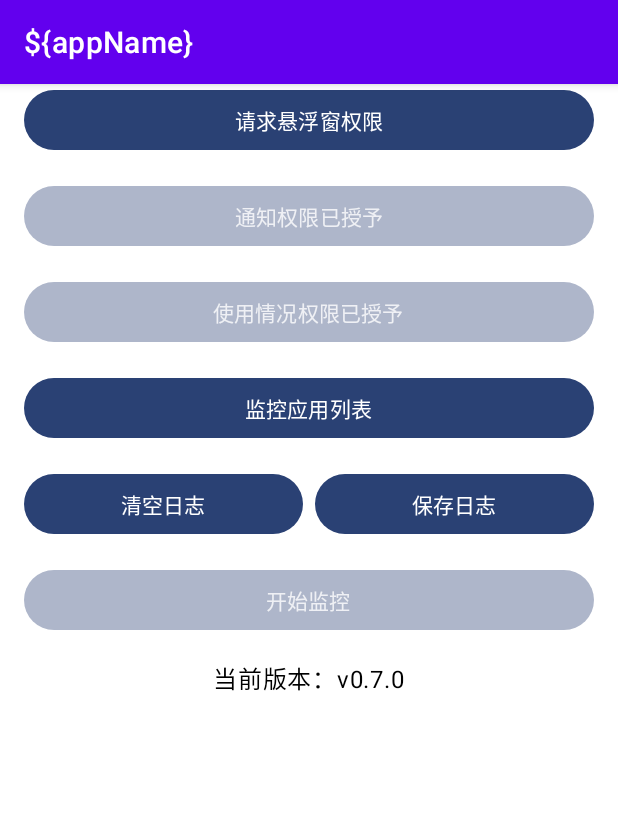
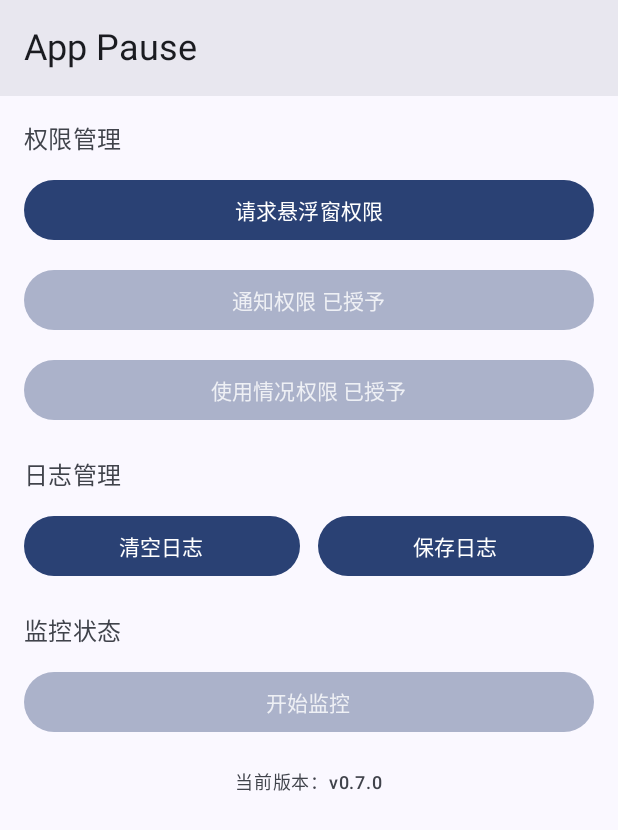
Before and after one commit to huojieren/AppPause, an Android app built with Jetpack Compose: the screen it shows after launch (MainActivity), after a tap on "请求悬浮窗权限", on a phone screen of 412 x 824 dp. Shown: the top 830 px of the screen. Run offline under Robolectric (Android 15) with nearby library versions, the phone set to English and light mode, and no system bars; libraries missing offline, so code that uses them is left out: com.github.promeg.pinyinhelper, com.github.promeg.tinypinyin; 1 statement that could not run was skipped.

Commit message:
refactor(ui): 重构主界面并优化权限管理
- 重构 MainActivity，使用 Compose 实现新的 UI 结构
- 新增 AppState 类统一管理应用状态
- 优化 PermissionManager，采用单例模式初始化
- 重构 MonitorControlButton 和 PermissionButton 组件
- 更新主题样式，移除 ActionBar,使用MD3规范 TopAppBar

```diff
--- a/app/src/main/java/com/huojieren/apppause/activities/MainActivity.kt
+++ b/app/src/main/java/com/huojieren/apppause/activities/MainActivity.kt
@@ -1,6 +1,5 @@
 package com.huojieren.apppause.activities
 
-import android.content.Intent
 import android.os.Build
 import android.os.Bundle
 import androidx.activity.compose.setContent
@@ -9,8 +8,18 @@ import androidx.appcompat.app.AppCompatActivity
 import androidx.compose.foundation.layout.Arrangement
 import androidx.compose.foundation.layout.Column
 import androidx.compose.foundation.layout.Row
+import androidx.compose.foundation.layout.fillMaxSize
+import androidx.compose.foundation.layout.fillMaxWidth
 import androidx.compose.foundation.layout.padding
+import androidx.compose.foundation.rememberScrollState
+import androidx.compose.foundation.verticalScroll
+import androidx.compose.material3.ExperimentalMaterial3Api
+import androidx.compose.material3.MaterialTheme
+import androidx.compose.material3.Scaffold
 import androidx.compose.material3.Text
+import androidx.compose.material3.TopAppBar
+import androidx.compose.material3.TopAppBarDefaults
+import androidx.compose.runtime.Composable
 import androidx.compose.ui.Alignment
 import androidx.compose.ui.Modifier
 import androidx.compose.ui.unit.dp
@@ -19,78 +28,124 @@ import com.github.promeg.tinypinyin.lexicons.android.cncity.CnCityDict
 import com.huojieren.apppause.BuildConfig
 import com.huojieren.apppause.R
 import com.huojieren.apppause.managers.AppMonitor
-import com.huojieren.apppause.managers.NotificationManager
-import com.huojieren.apppause.managers.OverlayManager
 import com.huojieren.apppause.managers.PermissionManager
 import com.huojieren.apppause.ui.components.MonitorControlButton
 import com.huojieren.apppause.ui.components.MyFilledTonalButton
-import com.huojieren.apppause.ui.state.MonitorState
+import com.huojieren.apppause.ui.components.PermissionButton
+import com.huojieren.apppause.ui.state.AppState
 import com.huojieren.apppause.ui.theme.AppTheme
 import com.huojieren.apppause.utils.LogUtil
-import com.huojieren.apppause.utils.ToastUtil.Companion.showToast
 
 @RequiresApi(Build.VERSION_CODES.TIRAMISU)
 class MainActivity : AppCompatActivity() {
 
-    private lateinit var permissionManager: PermissionManager
     private lateinit var appMonitor: AppMonitor
-    private lateinit var overlayManager: OverlayManager
-    private lateinit var notificationManager: NotificationManager
+    private lateinit var appState: AppState
     private val tag = "MainActivity"
-    private val monitorState by lazy {
-        MonitorState(AppMonitor.getInstance(this), PermissionManager(this))
-    }
 
-    @RequiresApi(Build.VERSION_CODES.TIRAMISU)
     override fun onCreate(savedInstanceState: Bundle?) {
         super.onCreate(savedInstanceState)
 
+        // 初始化拼音库
         Pinyin.init(Pinyin.newConfig().with(CnCityDict.getInstance(this)))
 
-        // 初始化管理器
-        permissionManager = PermissionManager(this)
+        // 初始化权限管理器
+        PermissionManager.init(applicationContext)
+
+        // 初始化其他组件
         appMonitor = AppMonitor.getInstance(this)
-        overlayManager = OverlayManager(this)
-        notificationManager = NotificationManager(this)
+        appState = AppState(PermissionManager.get(), appMonitor)
+
+        appMonitor.addStateListener {
+            appState.refresh()
+        }
 
         setContent {
             AppTheme {
+                MainScreen(appState)
+            }
+        }
+    }
+
+    override fun onResume() {
+        super.onResume()
+        // 每次回到界面刷新状态
+        appState.refresh()
+    }
+
+    @OptIn(ExperimentalMaterial3Api::class)
+    @Composable
+    private fun MainScreen(appState: AppState) {
+        Scaffold(
+            topBar = {
+                TopAppBar(
+                    title = {
+                        Text(
+                            text = "App Pause",
+                            style = MaterialTheme.typography.headlineSmall
+                        )
+                    },
+                    colors = TopAppBarDefaults.topAppBarColors(
+                        containerColor = MaterialTheme.colorScheme.surfaceContainerHigh,
+                        titleContentColor = MaterialTheme.colorScheme.onSurface
+                    )
+                )
+            },
+            containerColor = MaterialTheme.colorScheme.surface
+        ) { innerPadding ->
+            Column(
+                modifier = Modifier
+                    .padding(top = 16.dp)
+                    .padding(innerPadding)
+                    .fillMaxSize()
+                    .verticalScroll(rememberScrollState())
+                    .padding(horizontal = 16.dp),
+                verticalArrangement = Arrangement.spacedBy(20.dp)
+            ) {
+                // 权限组
                 Column(
-                    modifier = Modifier.padding(horizontal = 16.dp),
-                    verticalArrangement = Arrangement.spacedBy(16.dp),
-                    horizontalAlignment = Alignment.CenterHorizontally
+                    verticalArrangement = Arrangement.spacedBy(12.dp),
+                    modifier = Modifier.fillMaxWidth()
                 ) {
-                    // 悬浮窗权限按钮
-                    MyFilledTonalButton(
-                        text = if (permissionManager.checkOverlayPermission()) "悬浮窗权限已授予" else "请求悬浮窗权限",
-                        onClick = { requestPermission("overlay") },
-                        enabled = !permissionManager.checkOverlayPermission()
+                    Text(
+                        text = "权限管理",
+                        style = MaterialTheme.typography.titleMedium,
+                        color = MaterialTheme.colorScheme.onSurfaceVariant
                     )
-                    // 通知权限按钮
-                    MyFilledTonalButton(
-                        text = if (permissionManager.checkNotificationPermission()) "通知权限已授予" else "请求通知权限",
-                        onClick = { requestPermission("notification") },
-                        enabled = !permissionManager.checkNotificationPermission()
+
+                    PermissionButton(
+                        type = "overlay",
+                        label = "悬浮窗权限",
+                        appState = appState
                     )
-                    // 使用情况权限按钮
-                    MyFilledTonalButton(
-                        text = if (permissionManager.checkUsageStatsPermission()) "使用情况权限已授予" else "请求使用情况权限",
-                        onClick = { requestPermission("usageStats") },
-                        enabled = !permissionManager.checkUsageStatsPermission()
+
+                    PermissionButton(
+                        type = "notification",
+                        label = "通知权限",
+                        appState = appState
                     )
-                    // 监控应用列表按钮
-                    MyFilledTonalButton(
-                        text = "监控应用列表",
-                        onClick = {
-                            val intent =
-                                Intent(this@MainActivity, MonitoredAppsActivity::class.java)
-                            startActivity(intent)
-                        },
-                        enabled = true
+
+                    PermissionButton(
+                        type = "usageStats",
+                        label = "使用情况权限",
+                        appState = appState
                     )
-                    // 日志按钮
+                }
+
+                // 日志操作
+                Column(
+                    verticalArrangement = Arrangement.spacedBy(12.dp),
+                    modifier = Modifier.fillMaxWidth()
+                ) {
+                    Text(
+                        text = "日志管理",
+                        style = MaterialTheme.typography.titleMedium,
+                        color = MaterialTheme.colorScheme.onSurfaceVariant
+                    )
+
                     Row(
-                        horizontalArrangement = Arrangement.spacedBy(8.dp)
+                        horizontalArrangement = Arrangement.spacedBy(12.dp),
+                        modifier = Modifier.fillMaxWidth()
                     ) {
                         MyFilledTonalButton(
                             text = "清空日志",
@@ -117,40 +172,29 @@ class MainActivity : AppCompatActivity() {
                             modifier = Modifier.weight(1f)
                         )
                     }
-                    // 开始监控按钮
-                    MonitorControlButton(
-                        state = monitorState,
-                        onStartMonitor = {
-                            appMonitor.startMonitoring()
-                            showToast(this@MainActivity, "监控已开始")
-                        },
-                        onStopMonitor = {
-                            appMonitor.stopMonitoring()
-                            showToast(this@MainActivity, "监控已停止")
-                        }
+                }
+
+                // 监控控制
+                Column(
+                    verticalArrangement = Arrangement.spacedBy(12.dp),
+                    modifier = Modifier.fillMaxWidth()
+                ) {
+                    Text(
+                        text = "监控状态",
+                        style = MaterialTheme.typography.titleMedium,
+                        color = MaterialTheme.colorScheme.onSurfaceVariant
                     )
-                    Text(
-                        text = getString(R.string.version_text, BuildConfig.VERSION_NAME)
-                    )
+
+                    MonitorControlButton(appState = appState)
                 }
-            }
-        }
-    }
 
-    // Android 12 及以下不需要申请 POST_NOTIFICATIONS 权限
-    @RequiresApi(Build.VERSION_CODES.TIRAMISU)
-    private fun requestPermission(requestCode: String) {
-        when (requestCode) {
-            "overlay" -> {
-                permissionManager.requestOverlayPermission(this, 1001)
-            }
-
-            "notification" -> {
-                permissionManager.requestNotificationPermission(this, 1002)
-            }
-
-            "usageStats" -> {
-                permissionManager.requestUsageStatsPermission(this)
+                // 版本信息
+                Text(
+                    text = getString(R.string.version_text, BuildConfig.VERSION_NAME),
+                    style = MaterialTheme.typography.labelMedium,
+                    color = MaterialTheme.colorScheme.onSurfaceVariant,
+                    modifier = Modifier.align(Alignment.CenterHorizontally)
+                )
             }
         }
     }
--- a/app/src/main/java/com/huojieren/apppause/managers/AppMonitor.kt
+++ b/app/src/main/java/com/huojieren/apppause/managers/AppMonitor.kt
@@ -27,6 +27,7 @@ class AppMonitor(private val context: Context) {
     private var monitorRunnable: Runnable? = null // 用于启动和停止监控的Runnable
     private var currentMonitorApp: String? = null // 当前前台被监控的应用包名（只会有一个活动倒计时）
     private var lastDetectedApp: String? = null // 用于记录上一次被检测到的应用包名
+    private val listeners = mutableListOf<() -> Unit>() // 用于存储监听器
 
     // 单例模式
     companion object {
@@ -85,6 +86,7 @@ class AppMonitor(private val context: Context) {
         handler.post(monitorRunnable!!)
         context.startService(MonitorService.getServiceIntent(context))
         isMonitoring = true
+        notifyStateChanged()
     }
 
     fun stopMonitoring() {
@@ -107,6 +109,7 @@ class AppMonitor(private val context: Context) {
         // 停止服务
         context.stopService(MonitorService.getServiceIntent(context))
         isMonitoring = false
+        notifyStateChanged()
 
         // 重置状态变量
         currentMonitorApp = null
@@ -293,4 +296,12 @@ class AppMonitor(private val context: Context) {
             "null" // 失败时返回包名
         }
     }
+
+    fun addStateListener(listener: () -> Unit) {
+        listeners.add(listener)
+    }
+
+    private fun notifyStateChanged() {
+        listeners.forEach { it.invoke() }
+    }
 }
--- a/app/src/main/java/com/huojieren/apppause/managers/PermissionManager.kt
+++ b/app/src/main/java/com/huojieren/apppause/managers/PermissionManager.kt
@@ -1,19 +1,36 @@
 package com.huojieren.apppause.managers
 
+import android.annotation.SuppressLint
+import android.app.Activity
 import android.app.AppOpsManager
 import android.content.Context
 import android.content.Intent
 import android.os.Build
 import android.provider.Settings
 import androidx.annotation.RequiresApi
-import androidx.appcompat.app.AppCompatActivity
 import androidx.core.content.ContextCompat.checkSelfPermission
 import androidx.core.net.toUri
 import com.huojieren.apppause.utils.LogUtil
 
-class PermissionManager(private val context: Context) {
+class PermissionManager private constructor(private val context: Context) {
 
     private val tag = "PermissionManager"
+
+    companion object {
+        @SuppressLint("StaticFieldLeak") // 忽略 Lint 内存泄漏警告
+        @Volatile
+        private var instance: PermissionManager? = null
+
+        fun init(context: Context) {
+            instance ?: synchronized(this) {
+                instance ?: PermissionManager(context.applicationContext).also { instance = it }
+            }
+        }
+
+        fun get(): PermissionManager {
+            return instance ?: throw IllegalStateException("PermissionManager未初始化")
+        }
+    }
 
     // 检查悬浮窗权限是否已授权
     fun checkOverlayPermission(): Boolean {
@@ -21,18 +38,17 @@ class PermissionManager(private val context: Context) {
     }
 
     // 请求悬浮窗权限
-    fun requestOverlayPermission(activity: AppCompatActivity, requestCode: Int) {
+    fun requestOverlayPermission(activity: Activity) {
         val intent = Intent(
             Settings.ACTION_MANAGE_OVERLAY_PERMISSION,
             "package:${context.packageName}".toUri()
         )
-        activity.startActivityForResult(intent, requestCode)
+        activity.startActivityForResult(intent, 1001)
         waitForPermissionAndReturn(activity) { checkOverlayPermission() }
     }
 
     // 检查通知权限是否已授权
     @RequiresApi(Build.VERSION_CODES.TIRAMISU)
-    // Android 12 及以下不需要申请 POST_NOTIFICATIONS 权限
     fun checkNotificationPermission(): Boolean {
         return checkSelfPermission(context, android.Manifest.permission.POST_NOTIFICATIONS) ==
                 android.content.pm.PackageManager.PERMISSION_GRANTED
@@ -40,10 +56,9 @@ class PermissionManager(private val context: Context) {
 
     // 请求通知权限
     @RequiresApi(Build.VERSION_CODES.TIRAMISU)
-    fun requestNotificationPermission(activity: AppCompatActivity, requestCode: Int) {
+    fun requestNotificationPermission(activity: Activity) {
         activity.requestPermissions(
-            arrayOf(android.Manifest.permission.POST_NOTIFICATIONS),
-            requestCode
+            arrayOf(android.Manifest.permission.POST_NOTIFICATIONS), 1002
         )
     }
 
@@ -59,7 +74,7 @@ class PermissionManager(private val context: Context) {
     }
 
     // 请求后台服务权限
-    fun requestUsageStatsPermission(activity: AppCompatActivity) {
+    fun requestUsageStatsPermission(activity: Activity) {
         val intent = Intent(Settings.ACTION_USAGE_ACCESS_SETTINGS)
         activity.startActivity(intent)
         waitForPermissionAndReturn(activity) { checkUsageStatsPermission() }
@@ -67,7 +82,7 @@ class PermissionManager(private val context: Context) {
 
     // 启动后台检查，当获取权限时自动返回应用
     private fun waitForPermissionAndReturn(
-        activity: AppCompatActivity,
+        activity: Activity,
         permissionCheck: () -> Boolean
     ) {
         val handler = android.os.Handler(android.os.Looper.getMainLooper())
--- a/app/src/main/java/com/huojieren/apppause/ui/components/MyFilledTonalButton.kt
+++ b/app/src/main/java/com/huojieren/apppause/ui/components/MyFilledTonalButton.kt
@@ -1,23 +1,22 @@
 package com.huojieren.apppause.ui.components
 
-import androidx.compose.foundation.layout.Arrangement
-import androidx.compose.foundation.layout.Column
-import androidx.compose.foundation.layout.Row
+import android.app.Activity
+import android.content.Context
+import android.os.Build
+import androidx.annotation.RequiresApi
 import androidx.compose.foundation.layout.fillMaxWidth
-import androidx.compose.foundation.layout.padding
 import androidx.compose.material3.ButtonDefaults
 import androidx.compose.material3.FilledTonalButton
 import androidx.compose.material3.MaterialTheme
 import androidx.compose.material3.Text
 import androidx.compose.runtime.Composable
-import androidx.compose.ui.Alignment
+import androidx.compose.runtime.remember
 import androidx.compose.ui.Modifier
-import androidx.compose.ui.res.stringResource
-import androidx.compose.ui.tooling.preview.Preview
-import androidx.compose.ui.unit.dp
-import com.huojieren.apppause.R
-import com.huojieren.apppause.ui.state.MonitorState
-import com.huojieren.apppause.ui.theme.AppTheme
+import androidx.compose.ui.platform.LocalContext
+import com.huojieren.apppause.managers.AppMonitor
+import com.huojieren.apppause.managers.PermissionManager
+import com.huojieren.apppause.ui.state.AppState
+import com.huojieren.apppause.utils.ToastUtil
 
 @Composable
 fun MyFilledTonalButton(
@@ -44,108 +43,70 @@ fun MyFilledTonalButton(
     }
 }
 
+@RequiresApi(Build.VERSION_CODES.TIRAMISU)
 @Composable
 fun MonitorControlButton(
-    state: MonitorState,
-    onStartMonitor: () -> Unit,
-    onStopMonitor: () -> Unit,
-    modifier: Modifier = Modifier
+    appState: AppState,
+    context: Context = LocalContext.current
 ) {
-    val buttonText = if (state.isMonitoring) {
-        stringResource(R.string.stop_monitor)
-    } else {
-        stringResource(R.string.start_monitor)
-    }
-
-    val enabled = when {
-        state.isMonitoring -> true
-        else -> state.hasAllPermissions && state.hasMonitoredApps
-    }
+    val canStartMonitoring = appState.hasOverlayPermission &&
+            appState.hasNotificationPermission &&
+            appState.hasUsageStatsPermission &&
+            appState.hasMonitoredApps
 
     MyFilledTonalButton(
-        text = buttonText,
+        text = if (appState.isMonitoring) "停止监控" else "开始监控",
         onClick = {
-            if (state.isMonitoring) {
-                onStopMonitor()
+            if (!canStartMonitoring) {
+                when {
+                    !appState.hasMonitoredApps -> ToastUtil.showToast(context, "请先添加监控应用")
+                    else -> ToastUtil.showToast(context, "请先授予所有权限")
+                }
+                return@MyFilledTonalButton
+            }
+
+            if (appState.isMonitoring) {
+                AppMonitor.getInstance(context).stopMonitoring()
             } else {
-                onStartMonitor()
+                AppMonitor.getInstance(context).startMonitoring()
             }
         },
-        enabled = enabled,
-        modifier = modifier
+        enabled = canStartMonitoring || appState.isMonitoring // 允许在监控中停止
     )
 }
 
-// 预览组件
-@Preview
+@RequiresApi(Build.VERSION_CODES.TIRAMISU)
 @Composable
-fun MainActivity() {
-    AppTheme {
-        Column(
-            modifier = Modifier.padding(horizontal = 16.dp),
-            verticalArrangement = Arrangement.spacedBy(16.dp),
-            horizontalAlignment = Alignment.CenterHorizontally
-        ) {
-            MyFilledTonalButton(
-                text = "悬浮窗权限已授予",
-                onClick = {},
-                enabled = false
-            )
-            MyFilledTonalButton(
-                text = "请求通知权限",
-                onClick = {},
-                enabled = true
-            )
-            MyFilledTonalButton(
-                text = "请求使用情况权限",
-                onClick = {},
-                enabled = true
-            )
-            MyFilledTonalButton(
-                text = "监控应用列表",
-                onClick = {},
-                enabled = true
-            )
-            Row(
-                horizontalArrangement = Arrangement.spacedBy(8.dp)
-            ) {
-                MyFilledTonalButton(
-                    text = "清空日志",
-                    onClick = {},
-                    enabled = true,
-                    modifier = Modifier.weight(1f)
-                )
-                MyFilledTonalButton(
-                    text = "保存日志",
-                    onClick = {},
-                    enabled = true,
-                    modifier = Modifier.weight(1f)
-                )
+fun PermissionButton(
+    type: String,
+    label: String,
+    appState: AppState,
+    context: Context = LocalContext.current
+) {
+    val hasPermission = when (type) {
+        "overlay" -> appState.hasOverlayPermission
+        "notification" -> appState.hasNotificationPermission
+        else -> appState.hasUsageStatsPermission
+    }
+
+    val context = LocalContext.current
+    val activity = context as Activity
+    val permissionManager = remember { PermissionManager.get() }
+
+    MyFilledTonalButton(
+        text = if (hasPermission) "$label 已授予" else "请求$label",
+        onClick = {
+            if (!hasPermission) {
+                when (type) {
+                    "overlay" -> permissionManager.requestOverlayPermission(activity)
+                    "notification" -> permissionManager.requestNotificationPermission(activity)
+                    "usageStats" -> permissionManager.requestUsageStatsPermission(activity)
+                }
+            } else {
+                // 已授权时点击提示
+                ToastUtil.showToast(context, "$label 已授予")
             }
-            MonitorControlButton(
-                state = MonitorState(
-                    isMonitoring = true,
-                    hasAllPermissions = true,
-                    hasMonitoredApps = true
-                ),
-                onStartMonitor = {},
-                onStopMonitor = {}
-            )
-
-            // 未监控但有权限的状态
-            MonitorControlButton(
-                state = MonitorState(
-                    isMonitoring = false,
-                    hasAllPermissions = true,
-                    hasMonitoredApps = true
-                ),
-                onStartMonitor = {},
-                onStopMonitor = {}
-            )
-            Text(
-                text = "当前版本：v0.7.0",
-                style = MaterialTheme.typography.labelSmall,
-            )
-        }
-    }
+        },
+        enabled = !hasPermission
+    )
 }
--- /dev/null
+++ b/app/src/main/java/com/huojieren/apppause/ui/state/AppState.kt
@@ -0,0 +1,31 @@
+package com.huojieren.apppause.ui.state
+
+import android.os.Build
+import androidx.annotation.RequiresApi
+import androidx.compose.runtime.getValue
+import androidx.compose.runtime.mutableStateOf
+import androidx.compose.runtime.setValue
+import com.huojieren.apppause.managers.AppMonitor
+import com.huojieren.apppause.managers.PermissionManager
+
+@RequiresApi(Build.VERSION_CODES.TIRAMISU)
+class AppState(
+    private val permissionManager: PermissionManager,
+    private val appMonitor: AppMonitor
+) {
+    // 权限状态
+    var hasOverlayPermission by mutableStateOf(permissionManager.checkOverlayPermission())
+    var hasNotificationPermission by mutableStateOf(permissionManager.checkNotificationPermission())
+    var hasUsageStatsPermission by mutableStateOf(permissionManager.checkUsageStatsPermission())
+
+    // 监控状态
+    val hasMonitoredApps get() = !appMonitor.isEmptyMonitoredApps()
+    val isMonitoring get() = appMonitor.isMonitoring
+
+    // 刷新所有状态
+    fun refresh() {
+        hasOverlayPermission = permissionManager.checkOverlayPermission()
+        hasNotificationPermission = permissionManager.checkNotificationPermission()
+        hasUsageStatsPermission = permissionManager.checkUsageStatsPermission()
+    }
+}
--- a/app/src/main/java/com/huojieren/apppause/ui/state/MonitorState.kt
+++ /dev/null
@@ -1,21 +0,0 @@
-package com.huojieren.apppause.ui.state
-
-import android.os.Build
-import androidx.annotation.RequiresApi
-import com.huojieren.apppause.managers.AppMonitor
-import com.huojieren.apppause.managers.PermissionManager
-
-class MonitorState(
-    val isMonitoring: Boolean,
-    val hasAllPermissions: Boolean,
-    val hasMonitoredApps: Boolean
-) {
-    @RequiresApi(Build.VERSION_CODES.TIRAMISU)
-    constructor(appMonitor: AppMonitor, permissionManager: PermissionManager) : this(
-        isMonitoring = appMonitor.isMonitoring,
-        hasAllPermissions = permissionManager.checkOverlayPermission() &&
-                permissionManager.checkNotificationPermission() &&
-                permissionManager.checkUsageStatsPermission(),
-        hasMonitoredApps = !appMonitor.isEmptyMonitoredApps()
-    )
-}
--- a/app/src/main/res/values/themes.xml
+++ b/app/src/main/res/values/themes.xml
@@ -1,6 +1,6 @@
 <resources>
     <!-- Base application theme for Light Mode -->
-    <style name="Theme.AppPause" parent="Theme.MaterialComponents.DayNight.DarkActionBar">
+    <style name="Theme.AppPause" parent="Theme.MaterialComponents.DayNight.NoActionBar">
         <!-- Primary brand color -->
         <item name="colorPrimary">@color/purple_500</item>
         <item name="colorPrimaryVariant">@color/purple_700</item>
```
